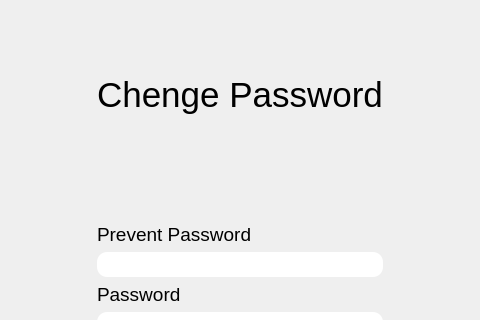
SAMoosavi/AdvancedProgrammingProject2, file chengpassword.ui: the form before one commit; both pictures show x 165 to 645 and y 85 to 405 of the 800 by 665 pixel window.
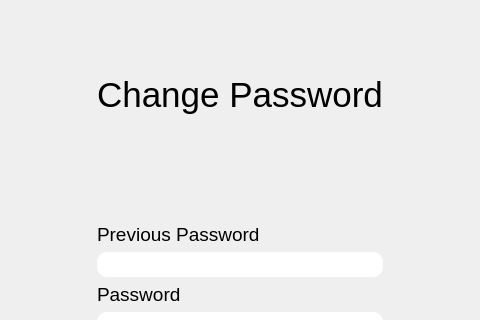
The form after the commit. Icons and pictures are not drawn.

Commit message: edited a grammar mistake

Patch:
```diff
--- a/chengpassword.ui
+++ b/chengpassword.ui
@@ -51,7 +51,7 @@
          </font>
         </property>
         <property name="text">
-         <string>Chenge Password</string>
+         <string>Change Password</string>
         </property>
         <property name="alignment">
          <set>Qt::AlignCenter</set>
@@ -84,7 +84,7 @@
            </font>
           </property>
           <property name="text">
-           <string>Prevent Password</string>
+           <string>Previous Password</string>
           </property>
          </widget>
         </item>
```
